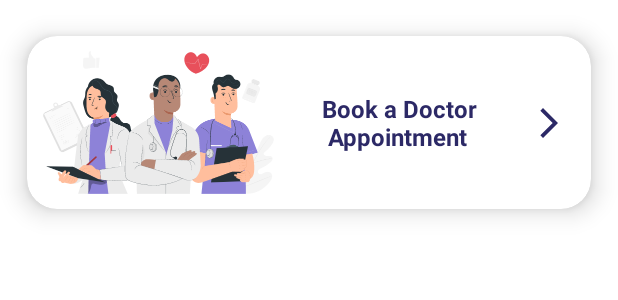
After one commit to bavllymagid/Animal_APP, an Android app: the layout book_doctor_item.xml on its own in the app's theme, with its tools: preview values and no code run, on a phone screen of 412 x 824 dp. The commit adds this screen. Shown: the top 300 px of the screen. Run offline under Robolectric (Android 15) with nearby library versions, the phone set to English and light mode, and no system bars.

```diff
--- a/app/src/main/java/com/evapharma/animalhealth/mainflow/feed/presentation/ui/FeedSearchFragment.kt
+++ b/app/src/main/java/com/evapharma/animalhealth/mainflow/feed/presentation/ui/FeedSearchFragment.kt
@@ -24,6 +24,7 @@ import kotlinx.coroutines.withContext
 
 
 @AndroidEntryPoint
+
 class FeedSearchFragment : Fragment(), FeedAdapter.OnItemSelected {
 
     lateinit var binding: FragmentFeedSearchBinding
@@ -117,6 +118,10 @@ class FeedSearchFragment : Fragment(), FeedAdapter.OnItemSelected {
         transferTo(FeedDetailsFragment(), feedObject)
     }
 
+    override fun onFirstClicked() {
+        TODO("Not yet implemented")
+    }
+
 
     suspend fun paginate(): ArrayList<Feed> {
         val list = ArrayList<Feed>()
--- /dev/null
+++ b/app/src/main/res/layout/book_doctor_item.xml
@@ -0,0 +1,68 @@
+<?xml version="1.0" encoding="utf-8"?>
+<androidx.constraintlayout.widget.ConstraintLayout xmlns:android="http://schemas.android.com/apk/res/android"
+    android:layout_width="match_parent"
+    android:layout_height="wrap_content"
+    xmlns:app="http://schemas.android.com/apk/res-auto">
+
+    <androidx.cardview.widget.CardView
+        android:id="@+id/book_btn"
+        android:layout_width="match_parent"
+        android:layout_height="match_parent"
+        android:clickable="true"
+        android:focusable="true"
+        android:foreground="?android:attr/selectableItemBackground"
+        app:cardBackgroundColor="@color/white"
+        app:cardCornerRadius="20dp"
+        app:cardElevation="10dp"
+        app:cardMaxElevation="12dp"
+        app:cardUseCompatPadding="true"
+        app:layout_constraintBottom_toBottomOf="parent"
+        app:layout_constraintEnd_toEndOf="parent"
+        app:layout_constraintStart_toStartOf="parent"
+        app:layout_constraintTop_toTopOf="parent">
+
+        <androidx.constraintlayout.widget.ConstraintLayout
+            android:layout_width="match_parent"
+            android:layout_height="match_parent">
+
+            <ImageView
+                android:id="@+id/img"
+                android:layout_width="wrap_content"
+                android:layout_height="wrap_content"
+                android:layout_gravity="center"
+                android:layout_margin="10dp"
+                android:contentDescription="@string/app_name"
+                android:src="@drawable/book_doctor_img"
+                app:layout_constraintBottom_toBottomOf="parent"
+                app:layout_constraintStart_toStartOf="parent"
+                app:layout_constraintTop_toTopOf="parent" />
+
+            <TextView
+                android:layout_width="wrap_content"
+                android:layout_height="wrap_content"
+                android:layout_gravity="bottom|center_horizontal"
+                android:text="@string/book_doctor"
+                android:textColor="@color/dark_blue"
+                android:textSize="16sp"
+                android:textStyle="bold"
+                app:layout_constraintBottom_toBottomOf="parent"
+                app:layout_constraintEnd_toStartOf="@+id/imageView"
+                app:layout_constraintStart_toEndOf="@+id/img"
+                app:layout_constraintTop_toTopOf="parent" />
+
+            <ImageView
+                android:id="@+id/imageView"
+                android:layout_width="wrap_content"
+                android:layout_height="wrap_content"
+                android:layout_marginEnd="16dp"
+                android:contentDescription="@string/book_an_appointment"
+                android:src="@drawable/arrow"
+                app:layout_constraintBottom_toBottomOf="@+id/img"
+                app:layout_constraintEnd_toEndOf="parent"
+                app:layout_constraintTop_toTopOf="@+id/img" />
+
+        </androidx.constraintlayout.widget.ConstraintLayout>
+
+
+    </androidx.cardview.widget.CardView>
+</androidx.constraintlayout.widget.ConstraintLayout>
```
Also changed, not shown: app/src/main/java/com/evapharma/animalhealth/mainflow/booking/presentation/ui/BookAppointmentFragment.kt (+16 -11 lines), app/src/main/java/com/evapharma/animalhealth/mainflow/feed/presentation/adapters/FeedAdapter.kt (+29 -4 lines), app/src/main/java/com/evapharma/animalhealth/mainflow/feed/presentation/ui/FeedsFragment.kt (+5 -6 lines), app/src/main/java/com/evapharma/animalhealth/mainflow/utils/DateConverter.kt (+13 -3 lines), app/src/main/res/layout/fragment_feeds.xml (+3 -62 lines).
